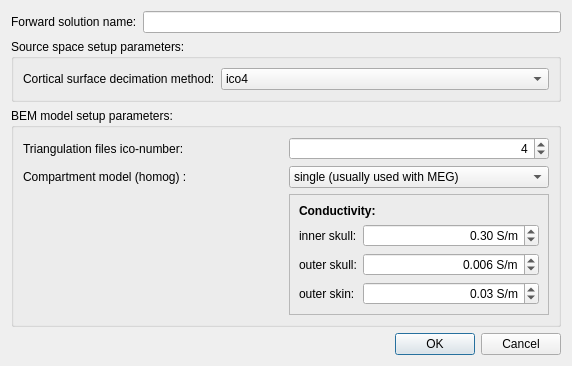
Old version of the form qt4Designer_ui_files/forwardSolutionDialogUi.ui in the repository cibr-jyu/meggie.
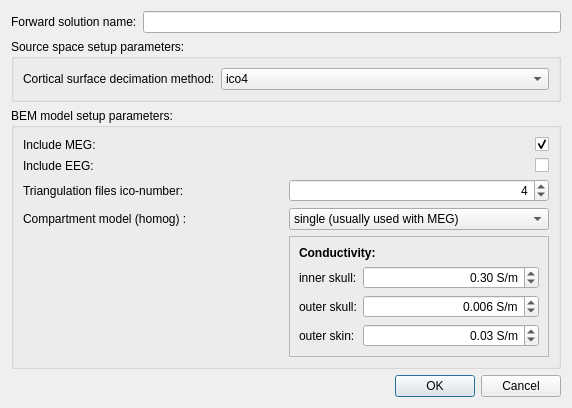
New version of the form.

Diff of the .ui file:
```diff
--- a/qt4Designer_ui_files/forwardSolutionDialogUi.ui
+++ b/qt4Designer_ui_files/forwardSolutionDialogUi.ui
@@ -7,7 +7,7 @@
     <x>0</x>
     <y>0</y>
     <width>572</width>
-    <height>361</height>
+    <height>372</height>
    </rect>
   </property>
   <property name="windowTitle">
@@ -83,7 +83,7 @@
       <string>BEM model setup parameters:</string>
      </property>
      <layout class="QGridLayout" name="gridLayout">
-      <item row="1" column="0">
+      <item row="3" column="0">
        <widget class="QLabel" name="labelHomog">
         <property name="text">
          <string>Compartment model (homog) :</string>
@@ -93,7 +93,7 @@
         </property>
        </widget>
       </item>
-      <item row="1" column="1">
+      <item row="3" column="1">
        <widget class="QComboBox" name="comboBoxCompartmentModel">
         <item>
          <property name="text">
@@ -107,7 +107,7 @@
         </item>
        </widget>
       </item>
-      <item row="2" column="1">
+      <item row="4" column="1">
        <widget class="QFrame" name="frame_2">
         <property name="frameShape">
          <enum>QFrame::StyledPanel</enum>
@@ -204,14 +204,14 @@
         </layout>
        </widget>
       </item>
-      <item row="0" column="0">
+      <item row="2" column="0">
        <widget class="QLabel" name="labelTriangIco">
         <property name="text">
          <string>Triangulation files ico-number:</string>
         </property>
        </widget>
       </item>
-      <item row="0" column="1">
+      <item row="2" column="1">
        <widget class="QSpinBox" name="spinBoxTriangFilesIco">
         <property name="enabled">
          <bool>true</bool>
@@ -224,6 +224,43 @@
         </property>
        </widget>
       </item>
+      <item row="0" column="0">
+       <widget class="QLabel" name="labelIncludeMEG">
+        <property name="text">
+         <string>Include MEG:</string>
+        </property>
+       </widget>
+      </item>
+      <item row="0" column="1">
+       <widget class="QCheckBox" name="checkBoxIncludeMEG">
+        <property name="layoutDirection">
+         <enum>Qt::RightToLeft</enum>
+        </property>
+        <property name="text">
+         <string/>
+        </property>
+        <property name="checked">
+         <bool>true</bool>
+        </property>
+       </widget>
+      </item>
+      <item row="1" column="0">
+       <widget class="QLabel" name="labelIncludeEEG">
+        <property name="text">
+         <string>Include EEG:</string>
+        </property>
+       </widget>
+      </item>
+      <item row="1" column="1">
+       <widget class="QCheckBox" name="checkBoxIncludeEEG">
+        <property name="layoutDirection">
+         <enum>Qt::RightToLeft</enum>
+        </property>
+        <property name="text">
+         <string/>
+        </property>
+       </widget>
+      </item>
      </layout>
     </widget>
    </item>
```
